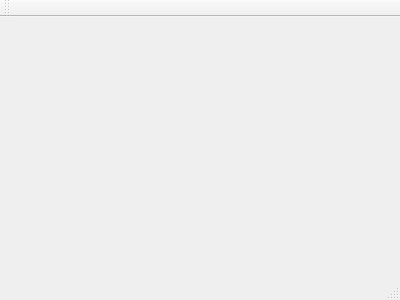
Old version of the form mainwindow.ui in the repository byronyi-deprecated/GUI.
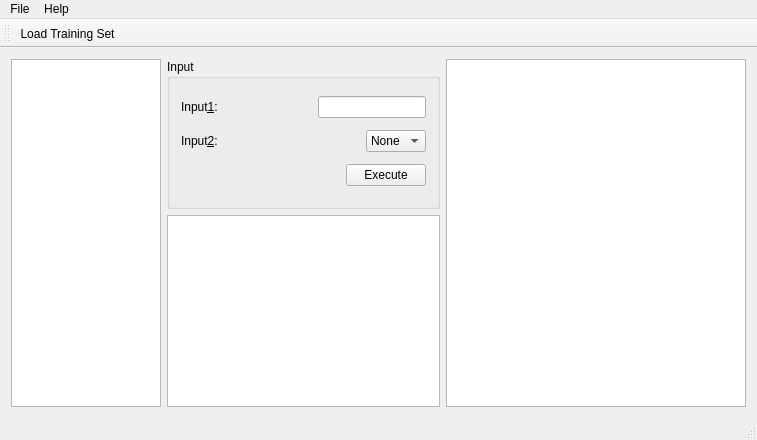
New version of the form. Icons and pictures are not drawn.

```diff
--- a/mainwindow.ui
+++ b/mainwindow.ui
@@ -1,24 +1,269 @@
 <ui version="4.0">
  <class>MainWindow</class>
- <widget class="QMainWindow" name="MainWindow" >
-  <property name="geometry" >
+ <widget class="QMainWindow" name="MainWindow">
+  <property name="geometry">
    <rect>
     <x>0</x>
     <y>0</y>
-    <width>400</width>
-    <height>300</height>
+    <width>757</width>
+    <height>440</height>
    </rect>
   </property>
   <property name="windowTitle" >
    <string>MainWindow</string>
   </property>
-  <widget class="QMenuBar" name="menuBar" />
-  <widget class="QToolBar" name="mainToolBar" />
-  <widget class="QWidget" name="centralWidget" />
-  <widget class="QStatusBar" name="statusBar" />
+  <widget class="QWidget" name="centralWidget">
+   <layout class="QHBoxLayout" name="horizontalLayout_4">
+    <item>
+     <widget class="QListView" name="listView">
+      <property name="sizePolicy">
+       <sizepolicy hsizetype="Fixed" vsizetype="Expanding">
+        <horstretch>0</horstretch>
+        <verstretch>0</verstretch>
+       </sizepolicy>
+      </property>
+      <property name="minimumSize">
+       <size>
+        <width>150</width>
+        <height>0</height>
+       </size>
+      </property>
+      <property name="maximumSize">
+       <size>
+        <width>150</width>
+        <height>16777215</height>
+       </size>
+      </property>
+     </widget>
+    </item>
+    <item>
+     <layout class="QVBoxLayout" name="verticalLayout_2">
+      <item>
+       <widget class="QGroupBox" name="inputGroupBox">
+        <property name="enabled">
+         <bool>true</bool>
+        </property>
+        <property name="sizePolicy">
+         <sizepolicy hsizetype="Expanding" vsizetype="Expanding">
+          <horstretch>0</horstretch>
+          <verstretch>0</verstretch>
+         </sizepolicy>
+        </property>
+        <property name="title">
+         <string>Input</string>
+        </property>
+        <layout class="QVBoxLayout" name="verticalLayout">
+         <item>
+          <layout class="QHBoxLayout" name="horizontalLayout">
+           <item>
+            <widget class="QLabel" name="inputLabel1">
+             <property name="text">
+              <string>Input&amp;1:</string>
+             </property>
+             <property name="buddy">
+              <cstring>input1LineEdit</cstring>
+             </property>
+            </widget>
+           </item>
+           <item>
+            <spacer name="horizontalSpacer_3">
+             <property name="orientation">
+              <enum>Qt::Horizontal</enum>
+             </property>
+             <property name="sizeHint" stdset="0">
+              <size>
+               <width>40</width>
+               <height>20</height>
+              </size>
+             </property>
+            </spacer>
+           </item>
+           <item>
+            <widget class="QLineEdit" name="input1LineEdit"/>
+           </item>
+          </layout>
+         </item>
+         <item>
+          <layout class="QHBoxLayout" name="horizontalLayout_2">
+           <item>
+            <widget class="QLabel" name="inputLabel2">
+             <property name="text">
+              <string>Input&amp;2:</string>
+             </property>
+             <property name="buddy">
+              <cstring>input2ComboBox</cstring>
+             </property>
+            </widget>
+           </item>
+           <item>
+            <spacer name="horizontalSpacer">
+             <property name="orientation">
+              <enum>Qt::Horizontal</enum>
+             </property>
+             <property name="sizeHint" stdset="0">
+              <size>
+               <width>28</width>
+               <height>20</height>
+              </size>
+             </property>
+            </spacer>
+           </item>
+           <item>
+            <widget class="QComboBox" name="input2ComboBox">
+             <item>
+              <property name="text">
+               <string>None</string>
+              </property>
+             </item>
+            </widget>
+           </item>
+          </layout>
+         </item>
+         <item>
+          <layout class="QHBoxLayout" name="horizontalLayout_3">
+           <item>
+            <spacer name="horizontalSpacer_2">
+             <property name="orientation">
+              <enum>Qt::Horizontal</enum>
+             </property>
+             <property name="sizeHint" stdset="0">
+              <size>
+               <width>88</width>
+               <height>20</height>
+              </size>
+             </property>
+            </spacer>
+           </item>
+           <item>
+            <widget class="QPushButton" name="executeButton">
+             <property name="text">
+              <string>Execute</string>
+             </property>
+            </widget>
+           </item>
+          </layout>
+         </item>
+        </layout>
+       </widget>
+      </item>
+      <item>
+       <widget class="QTextBrowser" name="console">
+        <property name="sizePolicy">
+         <sizepolicy hsizetype="Expanding" vsizetype="MinimumExpanding">
+          <horstretch>0</horstretch>
+          <verstretch>0</verstretch>
+         </sizepolicy>
+        </property>
+       </widget>
+      </item>
+     </layout>
+    </item>
+    <item>
+     <widget class="QTextBrowser" name="log">
+      <property name="sizePolicy">
+       <sizepolicy hsizetype="Fixed" vsizetype="Expanding">
+        <horstretch>0</horstretch>
+        <verstretch>0</verstretch>
+       </sizepolicy>
+      </property>
+      <property name="minimumSize">
+       <size>
+        <width>300</width>
+        <height>0</height>
+       </size>
+      </property>
+      <property name="maximumSize">
+       <size>
+        <width>300</width>
+        <height>16777215</height>
+       </size>
+      </property>
+     </widget>
+    </item>
+   </layout>
+  </widget>
+  <widget class="QMenuBar" name="menuBar">
+   <property name="geometry">
+    <rect>
+     <x>0</x>
+     <y>0</y>
+     <width>757</width>
+     <height>25</height>
+    </rect>
+   </property>
+   <widget class="QMenu" name="menuFile">
+    <property name="title">
+     <string>File</string>
+    </property>
+    <addaction name="actionLoad"/>
+    <addaction name="separator"/>
+    <addaction name="actionExit"/>
+   </widget>
+   <widget class="QMenu" name="menuHelp">
+    <property name="title">
+     <string>Help</string>
+    </property>
+    <addaction name="actionAboutQt"/>
+   </widget>
+   <addaction name="menuFile"/>
+   <addaction name="menuHelp"/>
+  </widget>
+  <widget class="QToolBar" name="mainToolBar">
+   <property name="sizePolicy">
+    <sizepolicy hsizetype="Fixed" vsizetype="Fixed">
+     <horstretch>0</horstretch>
+     <verstretch>0</verstretch>
+    </sizepolicy>
+   </property>
+   <attribute name="toolBarArea">
+    <enum>TopToolBarArea</enum>
+   </attribute>
+   <attribute name="toolBarBreak">
+    <bool>false</bool>
+   </attribute>
+   <addaction name="actionLoad"/>
+  </widget>
+  <widget class="QStatusBar" name="statusBar"/>
+  <action name="actionLoad">
+   <property name="icon">
+    <iconset resource="spreadsheet.qrc">
+     <normaloff>:/Icon/load.png</normaloff>:/Icon/load.png</iconset>
+   </property>
+   <property name="text">
+    <string>Load Training Set...</string>
+   </property>
+  </action>
+  <action name="actionExit">
+   <property name="text">
+    <string>Exit</string>
+   </property>
+  </action>
+  <action name="actionAboutQt">
+   <property name="text">
+    <string>About Qt</string>
+   </property>
+  </action>
  </widget>
- <layoutDefault spacing="6" margin="11" />
- <pixmapfunction></pixmapfunction>
- <resources/>
- <connections/>
+ <layoutdefault spacing="6" margin="11"/>
+ <resources>
+  <include location="spreadsheet.qrc"/>
+ </resources>
+ <connections>
+  <connection>
+   <sender>actionExit</sender>
+   <signal>triggered()</signal>
+   <receiver>MainWindow</receiver>
+   <slot>close()</slot>
+   <hints>
+    <hint type="sourcelabel">
+     <x>-1</x>
+     <y>-1</y>
+    </hint>
+    <hint type="destinationlabel">
+     <x>309</x>
+     <y>206</y>
+    </hint>
+   </hints>
+  </connection>
+ </connections>
 </ui>
```
Left out of the diff: 3 changed lines with no effect on the pictures.
